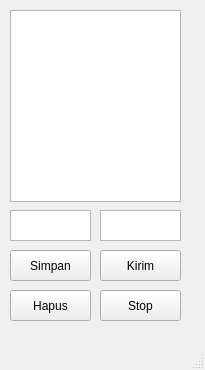
Old version of the form desktop/desktop/ui/mainwindow.ui in the repository smallker/ros-omnibase.
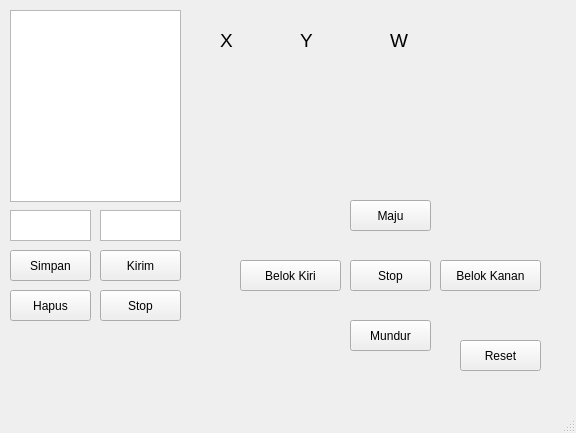
New version of the form.

Patch:
```diff
--- a/desktop/desktop/ui/mainwindow.ui
+++ b/desktop/desktop/ui/mainwindow.ui
@@ -6,8 +6,8 @@
    <rect>
     <x>0</x>
     <y>0</y>
-    <width>205</width>
-    <height>370</height>
+    <width>576</width>
+    <height>433</height>
    </rect>
   </property>
   <property name="windowTitle">
@@ -96,6 +96,123 @@
      <string>Stop</string>
     </property>
    </widget>
+   <widget class="QPushButton" name="pb_move_forward">
+    <property name="geometry">
+     <rect>
+      <x>350</x>
+      <y>200</y>
+      <width>81</width>
+      <height>31</height>
+     </rect>
+    </property>
+    <property name="text">
+     <string>Maju</string>
+    </property>
+   </widget>
+   <widget class="QPushButton" name="pb_turn_right">
+    <property name="geometry">
+     <rect>
+      <x>440</x>
+      <y>260</y>
+      <width>101</width>
+      <height>31</height>
+     </rect>
+    </property>
+    <property name="text">
+     <string>Belok Kanan</string>
+    </property>
+   </widget>
+   <widget class="QPushButton" name="pb_move_backward">
+    <property name="geometry">
+     <rect>
+      <x>350</x>
+      <y>320</y>
+      <width>81</width>
+      <height>31</height>
+     </rect>
+    </property>
+    <property name="text">
+     <string>Mundur</string>
+    </property>
+   </widget>
+   <widget class="QPushButton" name="pb_turn_left">
+    <property name="geometry">
+     <rect>
+      <x>240</x>
+      <y>260</y>
+      <width>101</width>
+      <height>31</height>
+     </rect>
+    </property>
+    <property name="text">
+     <string>Belok Kiri</string>
+    </property>
+   </widget>
+   <widget class="QPushButton" name="pb_move_stop">
+    <property name="geometry">
+     <rect>
+      <x>350</x>
+      <y>260</y>
+      <width>81</width>
+      <height>31</height>
+     </rect>
+    </property>
+    <property name="text">
+     <string>Stop</string>
+    </property>
+   </widget>
+   <widget class="QPushButton" name="pb_reset_pos">
+    <property name="geometry">
+     <rect>
+      <x>460</x>
+      <y>340</y>
+      <width>81</width>
+      <height>31</height>
+     </rect>
+    </property>
+    <property name="text">
+     <string>Reset</string>
+    </property>
+   </widget>
+   <widget class="QLabel" name="label_2">
+    <property name="geometry">
+     <rect>
+      <x>300</x>
+      <y>20</y>
+      <width>21</width>
+      <height>41</height>
+     </rect>
+    </property>
+    <property name="text">
+     <string>&lt;html&gt;&lt;head/&gt;&lt;body&gt;&lt;p&gt;&lt;span style=&quot; font-size:14pt;&quot;&gt;Y&lt;/span&gt;&lt;/p&gt;&lt;/body&gt;&lt;/html&gt;</string>
+    </property>
+   </widget>
+   <widget class="QLabel" name="label_3">
+    <property name="geometry">
+     <rect>
+      <x>220</x>
+      <y>20</y>
+      <width>21</width>
+      <height>41</height>
+     </rect>
+    </property>
+    <property name="text">
+     <string>&lt;html&gt;&lt;head/&gt;&lt;body&gt;&lt;p&gt;&lt;span style=&quot; font-size:14pt;&quot;&gt;X&lt;/span&gt;&lt;/p&gt;&lt;/body&gt;&lt;/html&gt;</string>
+    </property>
+   </widget>
+   <widget class="QLabel" name="label_4">
+    <property name="geometry">
+     <rect>
+      <x>390</x>
+      <y>20</y>
+      <width>21</width>
+      <height>41</height>
+     </rect>
+    </property>
+    <property name="text">
+     <string>&lt;html&gt;&lt;head/&gt;&lt;body&gt;&lt;p&gt;&lt;span style=&quot; font-size:14pt;&quot;&gt;W&lt;/span&gt;&lt;/p&gt;&lt;/body&gt;&lt;/html&gt;</string>
+    </property>
+   </widget>
   </widget>
   <widget class="QMenuBar" name="menubar">
    <property name="geometry">
```
Left out of the diff: 2 changed lines with no effect on the pictures.
